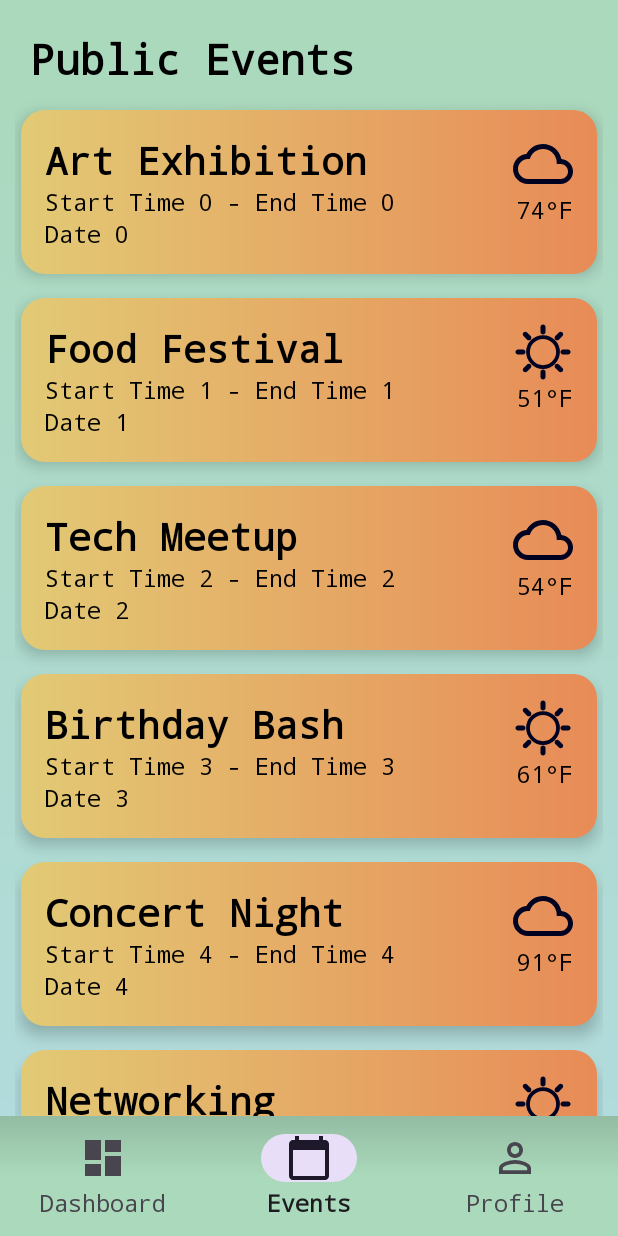
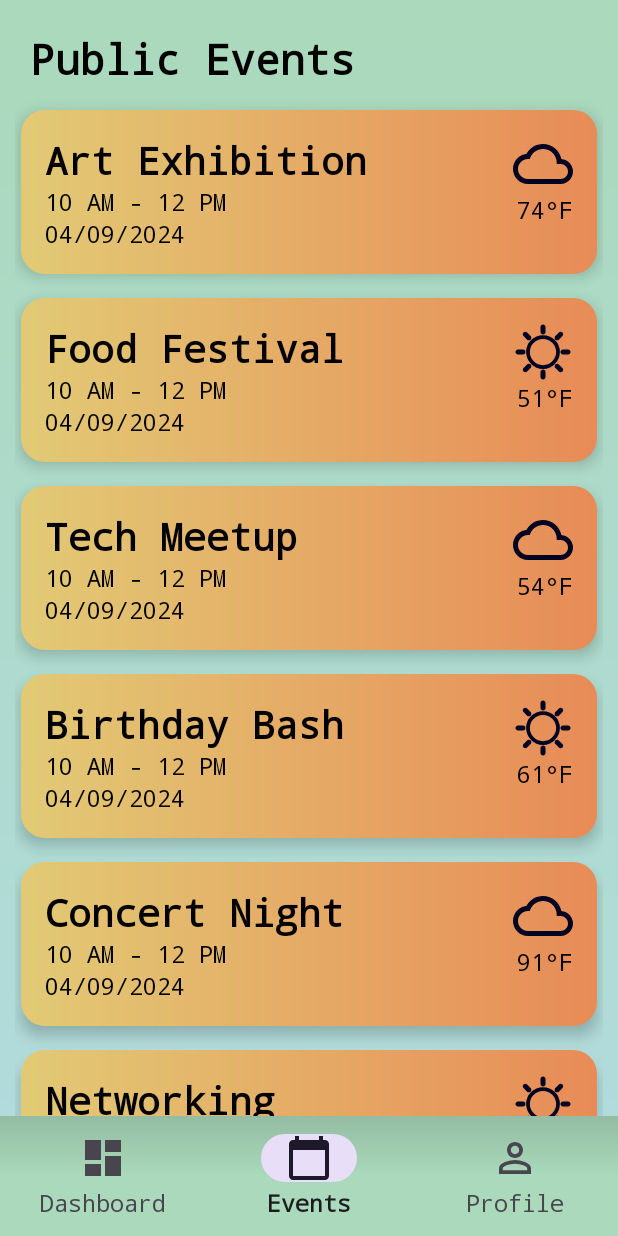
Before and after one commit to CS388-SocialSynch/SocialSync, an Android app: the screen it shows after launch once a user with an empty profile is signed in (MainActivity), item 2 of the bottom bar chosen, on a phone screen of 412 x 824 dp. Run offline under Robolectric (Android 15) with nearby library versions, the light colour scheme and no system bars; our stand-ins replace Firebase (no records; nobody signed in at launch, a user with empty details on screens opened directly); libraries missing offline, so code that uses them is left out: com.kizitonwose.calendar; 8 statements that could not run were skipped.

Commit message:
Update Public Events

```diff
--- a/app/src/main/java/com/cs388/socialsync/EventsFragment.kt
+++ b/app/src/main/java/com/cs388/socialsync/EventsFragment.kt
@@ -27,7 +27,7 @@ class EventsFragment : Fragment() {
 
         binding.publicEventsRecyclerView.layoutManager = LinearLayoutManager(activity)
 
-        val events: List<PublicEvent> = createRandomEvents()
+        val events: List<Event> = createRandomEvents()
 
         publicEventAdapter = PublicEventAdapter(events)
         binding.publicEventsRecyclerView.adapter = publicEventAdapter
@@ -35,8 +35,8 @@ class EventsFragment : Fragment() {
         return view
     }
 
-    private fun createRandomEvents(): List<PublicEvent> {
-        val events = mutableListOf<PublicEvent>()
+    private fun createRandomEvents(): List<Event> {
+        val events = mutableListOf<Event>()
         val eventNames = mutableListOf<String>()
 
         // Sample event names
@@ -50,12 +50,15 @@ class EventsFragment : Fragment() {
 
             eventNames.add(eventName)
 
-            val startTime = "Start Time $it"
-            val endTime = "End Time $it"
-            val date = "Date $it"
+            val startTime = "10 AM"
+            val endTime = "12 PM"
+            val date = "04/09/2024"
             val temperature = Random.nextInt(50, 100)
             val weatherCondition = if (it % 2 == 0) "cloudy" else "sunny"
-            val event = PublicEvent(eventName, startTime, endTime, date, temperature, weatherCondition)
+            val location = "NJIT"
+            val address = "CC"
+
+            val event = Event(eventName, startTime, endTime, date, temperature, weatherCondition, location, address, false, true)
             events.add(event)
         }
         return events
--- a/app/src/main/java/com/cs388/socialsync/PublicEvent.kt
+++ /dev/null
@@ -1,11 +0,0 @@
-package com.cs388.socialsync
-
-
-data class PublicEvent(
-    val eventName: String,
-    val startTime: String,
-    val endTime: String,
-    val date: String,
-    val temperature: Int,
-    val weatherCondition: String
-)
--- a/app/src/main/java/com/cs388/socialsync/PublicEventAdapter.kt
+++ b/app/src/main/java/com/cs388/socialsync/PublicEventAdapter.kt
@@ -9,7 +9,7 @@ import android.widget.Toast
 import androidx.recyclerview.widget.RecyclerView
 import com.bumptech.glide.Glide
 
-class PublicEventAdapter(private val publicEventList: List<PublicEvent>) :
+class PublicEventAdapter(private val publicEventList: List<Event>) :
     RecyclerView.Adapter<PublicEventAdapter.PublicEventViewHolder>() {
 
     override fun onCreateViewHolder(parent: ViewGroup, viewType: Int): PublicEventViewHolder {
```
